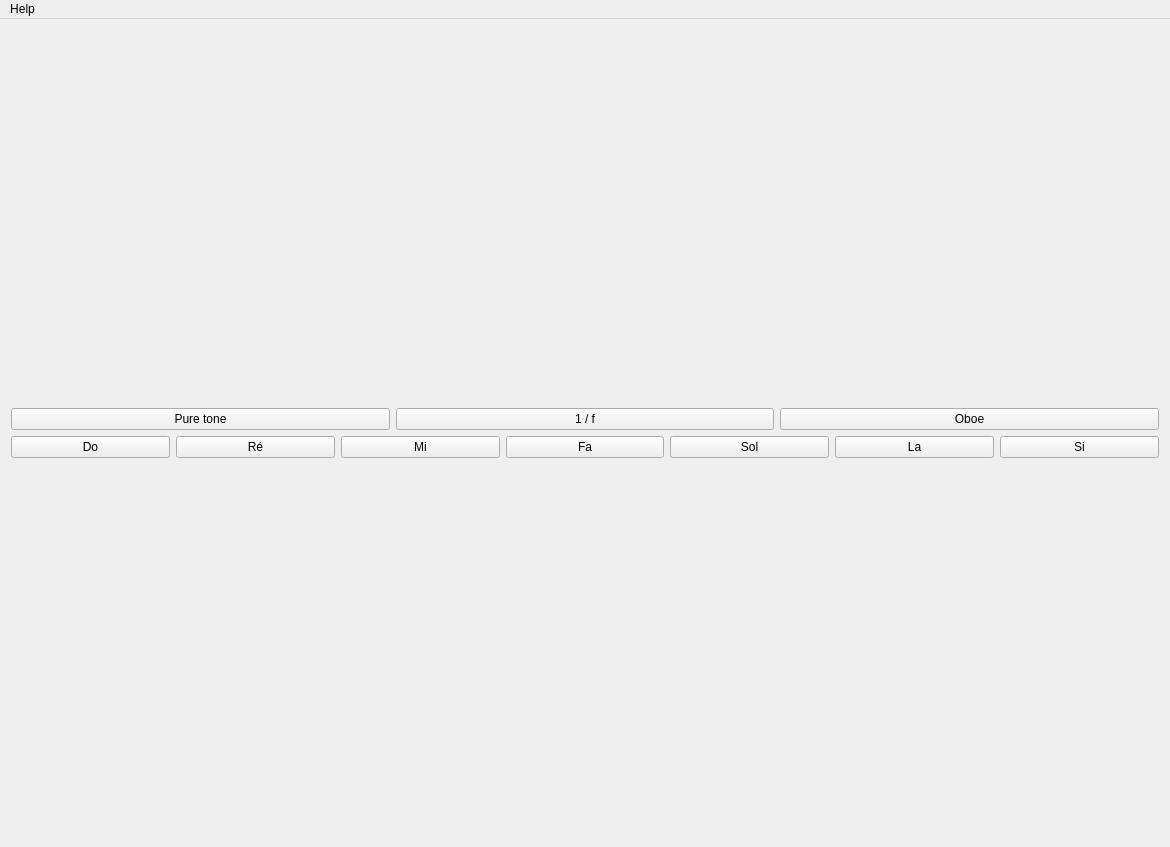
Above: app-music/ui/interface/mainwindow.ui from GuillaumeGibert/music before the change. Below: the same form after it.
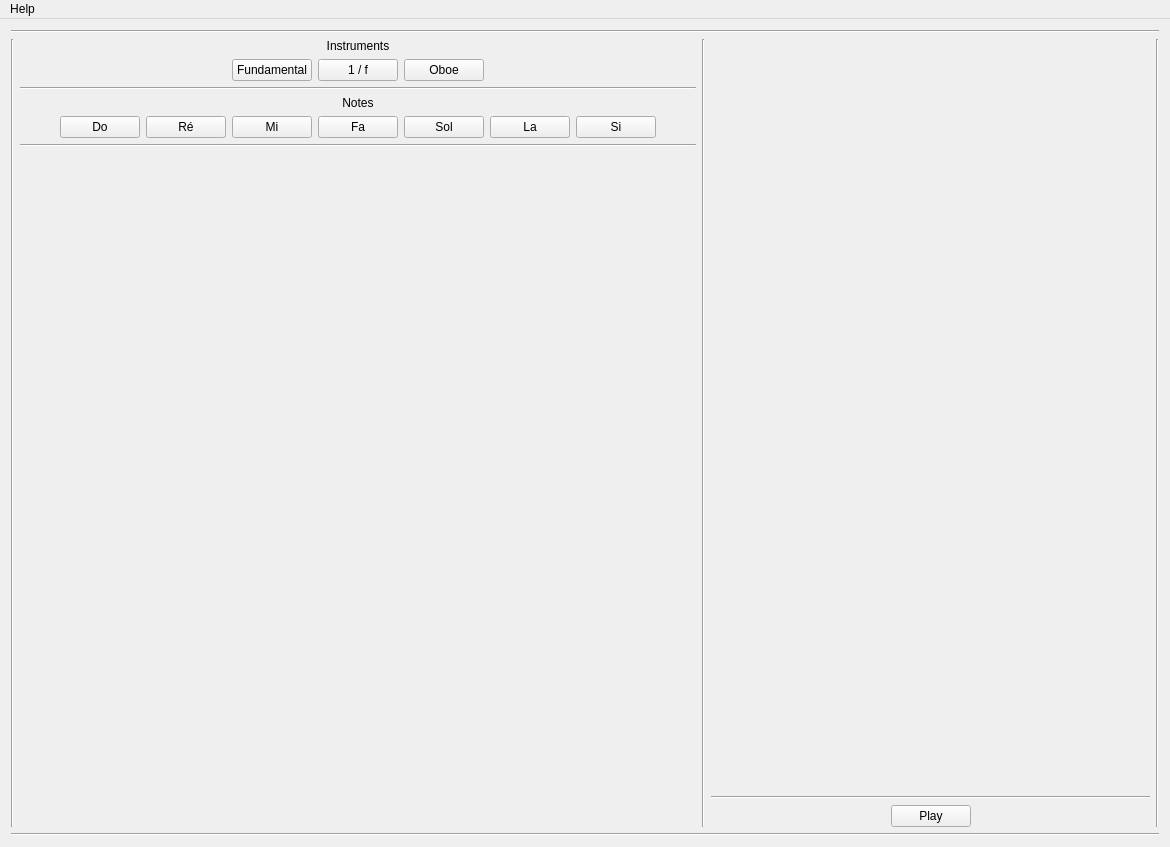
That is the form after the change.

What changed in the file:
```diff
--- a/app-music/ui/interface/mainwindow.ui
+++ b/app-music/ui/interface/mainwindow.ui
@@ -15,98 +15,293 @@
   </property>
   <widget class="QWidget" name="centralWidget">
    <layout class="QVBoxLayout" name="verticalLayout">
+    <item>
+     <widget class="Line" name="line">
+      <property name="orientation">
+       <enum>Qt::Horizontal</enum>
+      </property>
+     </widget>
+    </item>
     <item>
      <layout class="QHBoxLayout" name="horizontalLayout">
       <item>
-       <layout class="QVBoxLayout" name="vlSettings">
+       <widget class="Line" name="line_4">
+        <property name="orientation">
+         <enum>Qt::Vertical</enum>
+        </property>
+       </widget>
+      </item>
+      <item>
+       <layout class="QVBoxLayout" name="vlLeftPanel">
         <item>
-         <layout class="QHBoxLayout" name="hlInstrument">
+         <widget class="QLabel" name="labInstruments">
+          <property name="text">
+           <string>Instruments</string>
+          </property>
+          <property name="alignment">
+           <set>Qt::AlignCenter</set>
+          </property>
+         </widget>
+        </item>
+        <item>
+         <layout class="QHBoxLayout" name="hlInstruments">
           <item>
-           <widget class="QPushButton" name="pushButton">
+           <spacer name="horizontalSpacer_3">
+            <property name="orientation">
+             <enum>Qt::Horizontal</enum>
+            </property>
+            <property name="sizeHint" stdset="0">
+             <size>
+              <width>40</width>
+              <height>20</height>
+             </size>
+            </property>
+           </spacer>
+          </item>
+          <item>
+           <widget class="QPushButton" name="pbInstrumentFundamental">
             <property name="text">
-             <string>Pure tone</string>
+             <string>Fundamental</string>
             </property>
            </widget>
           </item>
           <item>
-           <widget class="QPushButton" name="pushButton_2">
+           <widget class="QPushButton" name="pbInstrumentInvFreq">
             <property name="text">
              <string>1 / f</string>
             </property>
            </widget>
           </item>
           <item>
-           <widget class="QPushButton" name="pushButton_3">
+           <widget class="QPushButton" name="pbInstrumentOboe">
             <property name="text">
              <string>Oboe</string>
             </property>
            </widget>
           </item>
+          <item>
+           <spacer name="horizontalSpacer_4">
+            <property name="orientation">
+             <enum>Qt::Horizontal</enum>
+            </property>
+            <property name="sizeHint" stdset="0">
+             <size>
+              <width>40</width>
+              <height>20</height>
+             </size>
+            </property>
+           </spacer>
+          </item>
          </layout>
         </item>
         <item>
-         <layout class="QHBoxLayout" name="hlNote">
+         <widget class="Line" name="line_2">
+          <property name="orientation">
+           <enum>Qt::Horizontal</enum>
+          </property>
+         </widget>
+        </item>
+        <item>
+         <widget class="QLabel" name="labelNotes">
+          <property name="text">
+           <string>Notes</string>
+          </property>
+          <property name="alignment">
+           <set>Qt::AlignCenter</set>
+          </property>
+         </widget>
+        </item>
+        <item>
+         <layout class="QHBoxLayout" name="horizontalLayout_2">
           <item>
-           <widget class="QPushButton" name="pushButton_4">
+           <spacer name="horizontalSpacer_5">
+            <property name="orientation">
+             <enum>Qt::Horizontal</enum>
+            </property>
+            <property name="sizeHint" stdset="0">
+             <size>
+              <width>40</width>
+              <height>20</height>
+             </size>
+            </property>
+           </spacer>
+          </item>
+          <item>
+           <widget class="QPushButton" name="pbNotesDo">
             <property name="text">
              <string>Do</string>
             </property>
            </widget>
           </item>
           <item>
-           <widget class="QPushButton" name="pushButton_5">
+           <widget class="QPushButton" name="pbNotesRe">
             <property name="text">
              <string>Ré</string>
             </property>
            </widget>
           </item>
           <item>
-           <widget class="QPushButton" name="pushButton_6">
+           <widget class="QPushButton" name="pbNotesMi">
             <property name="text">
              <string>Mi</string>
             </property>
            </widget>
           </item>
           <item>
-           <widget class="QPushButton" name="pushButton_7">
+           <widget class="QPushButton" name="pbNotesFa">
             <property name="text">
              <string>Fa</string>
             </property>
            </widget>
           </item>
           <item>
-           <widget class="QPushButton" name="pushButton_8">
+           <widget class="QPushButton" name="pbNotesSol">
             <property name="text">
              <string>Sol</string>
             </property>
            </widget>
           </item>
           <item>
-           <widget class="QPushButton" name="pushButton_9">
+           <widget class="QPushButton" name="pbNotesLa">
             <property name="text">
              <string>La</string>
             </property>
            </widget>
           </item>
           <item>
-           <widget class="QPushButton" name="pushButton_10">
+           <widget class="QPushButton" name="pbNotesSi">
             <property name="text">
              <string>Si</string>
             </property>
            </widget>
           </item>
+          <item>
+           <spacer name="horizontalSpacer_6">
+            <property name="orientation">
+             <enum>Qt::Horizontal</enum>
+            </property>
+            <property name="sizeHint" stdset="0">
+             <size>
+              <width>40</width>
+              <height>20</height>
+             </size>
+            </property>
+           </spacer>
+          </item>
          </layout>
         </item>
+        <item>
+         <widget class="Line" name="line_3">
+          <property name="orientation">
+           <enum>Qt::Horizontal</enum>
+          </property>
+         </widget>
+        </item>
+        <item>
+         <spacer name="verticalSpacer">
+          <property name="orientation">
+           <enum>Qt::Vertical</enum>
+          </property>
+          <property name="sizeHint" stdset="0">
+           <size>
+            <width>20</width>
+            <height>40</height>
+           </size>
+          </property>
+         </spacer>
+        </item>
         <item>
          <layout class="QVBoxLayout" name="vlHarmonics"/>
         </item>
        </layout>
       </item>
       <item>
-       <layout class="QVBoxLayout" name="vlSignal"/>
+       <widget class="Line" name="line_5">
+        <property name="orientation">
+         <enum>Qt::Vertical</enum>
+        </property>
+       </widget>
+      </item>
+      <item>
+       <layout class="QVBoxLayout" name="vlRightPanel">
+        <item>
+         <layout class="QVBoxLayout" name="vlSignal"/>
+        </item>
+        <item>
+         <spacer name="verticalSpacer_2">
+          <property name="orientation">
+           <enum>Qt::Vertical</enum>
+          </property>
+          <property name="sizeHint" stdset="0">
+           <size>
+            <width>20</width>
+            <height>40</height>
+           </size>
+          </property>
+         </spacer>
+        </item>
+        <item>
+         <widget class="Line" name="line_6">
+          <property name="orientation">
+           <enum>Qt::Horizontal</enum>
+          </property>
+         </widget>
+        </item>
+        <item>
+         <layout class="QHBoxLayout" name="horizontalLayout_3">
+          <item>
+           <spacer name="horizontalSpacer">
+            <property name="orientation">
+             <enum>Qt::Horizontal</enum>
+            </property>
+            <property name="sizeHint" stdset="0">
+             <size>
+              <width>40</width>
+              <height>20</height>
+             </size>
+            </property>
+           </spacer>
+          </item>
+          <item>
+           <widget class="QPushButton" name="pushButton_11">
+            <property name="text">
+             <string>Play</string>
+            </property>
+           </widget>
+          </item>
+          <item>
+           <spacer name="horizontalSpacer_2">
+            <property name="orientation">
+             <enum>Qt::Horizontal</enum>
+            </property>
+            <property name="sizeHint" stdset="0">
+             <size>
+              <width>40</width>
+              <height>20</height>
+             </size>
+            </property>
+           </spacer>
+          </item>
+         </layout>
+        </item>
+       </layout>
+      </item>
+      <item>
+       <widget class="Line" name="line_7">
+        <property name="orientation">
+         <enum>Qt::Vertical</enum>
+        </property>
+       </widget>
       </item>
      </layout>
     </item>
+    <item>
+     <widget class="Line" name="line_8">
+      <property name="orientation">
+       <enum>Qt::Horizontal</enum>
+      </property>
+     </widget>
+    </item>
    </layout>
   </widget>
   <widget class="QMenuBar" name="menuBar">
```
Left out of the diff: 2 changed lines with no effect on the pictures.
